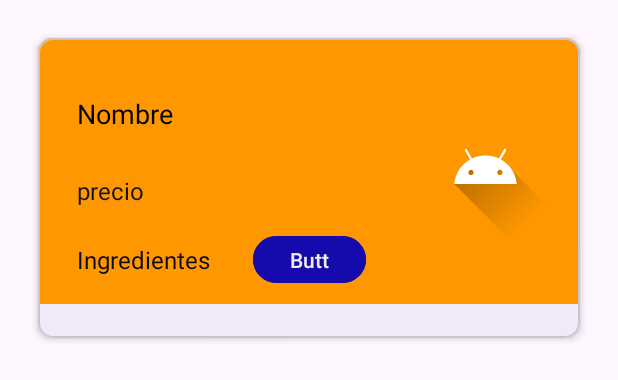
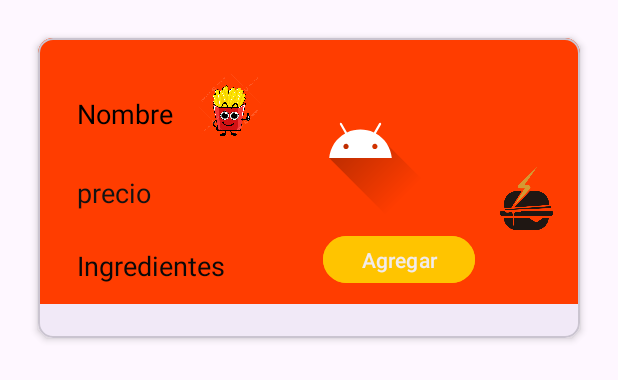
Before and after one commit to IvanGS04/KangrePonce, an Android app: the layout list_item.xml on its own in the app's theme, with its tools: preview values and no code run, on a phone screen of 412 x 824 dp. Shown: the top 380 px of the screen. Run offline under Robolectric (Android 15) with nearby library versions, the phone set to English and light mode, and no system bars; Roboto replaces fonts that are not available here.

Commit message:
Diseño Menu

```diff
--- a/app/src/main/res/layout/list_item.xml
+++ b/app/src/main/res/layout/list_item.xml
@@ -13,8 +13,8 @@
     <androidx.constraintlayout.widget.ConstraintLayout
         android:layout_width="match_parent"
         android:layout_height="177dp"
-        android:background="#FF9800"
-        android:backgroundTint="#FF9800"
+        android:background="#FF3D00"
+        android:backgroundTint="#FF3D00"
         android:padding="10dp">
 
 
@@ -38,7 +38,7 @@
             android:layout_marginTop="28dp"
             android:text="precio"
             android:textColor="#131313"
-            android:textSize="16sp"
+            android:textSize="18sp"
             app:layout_constraintStart_toStartOf="parent"
             app:layout_constraintTop_toBottomOf="@id/nombre" />
 
@@ -50,7 +50,7 @@
             android:layout_marginTop="24dp"
             android:text="Ingredientes"
             android:textColor="#090909"
-            android:textSize="16sp"
+            android:textSize="18sp"
             app:layout_constraintStart_toStartOf="parent"
             app:layout_constraintTop_toBottomOf="@id/precio" />
 
@@ -60,21 +60,43 @@
             android:layout_height="99dp"
             app:layout_constraintBottom_toBottomOf="parent"
             app:layout_constraintEnd_toEndOf="parent"
-            app:layout_constraintHorizontal_bias="0.984"
+            app:layout_constraintHorizontal_bias="0.642"
             app:layout_constraintStart_toStartOf="parent"
             app:layout_constraintTop_toTopOf="parent"
-            app:layout_constraintVertical_bias="0.492"
+            app:layout_constraintVertical_bias="0.192"
             app:srcCompat="@drawable/ic_launcher_foreground" />
+
+        <ImageView
+            android:layout_width="44dp"
+            android:layout_height="43dp"
+            android:src="@drawable/papa"
+            app:layout_constraintBottom_toBottomOf="parent"
+            app:layout_constraintEnd_toStartOf="@+id/imageComida"
+            app:layout_constraintStart_toEndOf="@+id/nombre"
+            app:layout_constraintTop_toTopOf="parent"
+            app:layout_constraintVertical_bias="0.119" />
+
+        <ImageView
+            android:layout_width="46dp"
+            android:layout_height="55dp"
+            android:src="@drawable/hambu"
+            app:layout_constraintBottom_toBottomOf="parent"
+            app:layout_constraintEnd_toEndOf="parent"
+            app:layout_constraintHorizontal_bias="0.941"
+            app:layout_constraintStart_toEndOf="@+id/imageComida"
+            app:layout_constraintTop_toTopOf="parent"
+            app:layout_constraintVertical_bias="0.68" />
 
         <Button
             android:id="@+id/button"
-            android:layout_width="75dp"
+            android:layout_width="101dp"
             android:layout_height="39dp"
-            android:backgroundTint="#150BAC"
-            android:text="Button"
+            android:backgroundTint="#FFC400"
+            android:text="Agregar"
             android:textColor="#F1EBEB"
             app:layout_constraintBottom_toBottomOf="parent"
             app:layout_constraintEnd_toEndOf="parent"
+            app:layout_constraintHorizontal_bias="0.75"
             app:layout_constraintStart_toStartOf="parent"
             app:layout_constraintTop_toTopOf="parent"
             app:layout_constraintVertical_bias="1.0" />
```
